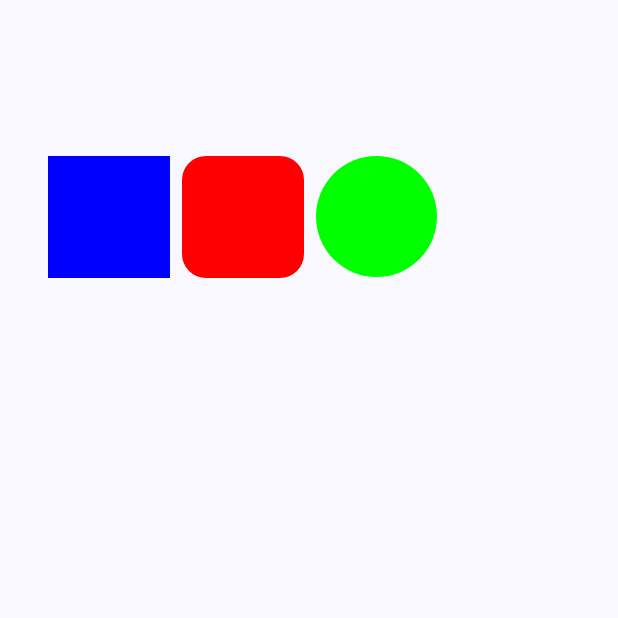
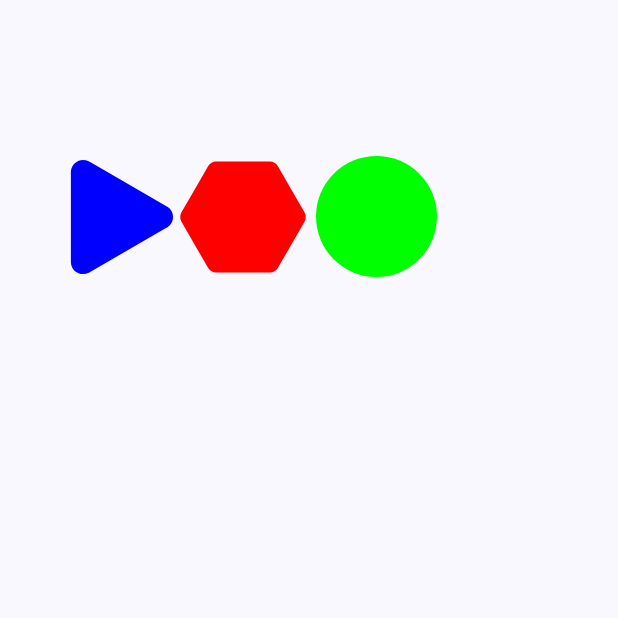
Before and after one commit to EmiSadler/DontPushMyButtons, an Android app built with Jetpack Compose: the screen it shows after launch (MainActivity), on a phone screen of 412 x 824 dp, the top half of it. Run offline under Robolectric (Android 15) with nearby library versions, the phone set to English and light mode, and no system bars.

Commit message:
Added triangles and hexagons

```diff
--- a/app/build.gradle.kts
+++ b/app/build.gradle.kts
@@ -49,6 +49,7 @@ dependencies {
     implementation(libs.androidx.ui.graphics)
     implementation(libs.androidx.ui.tooling.preview)
     implementation(libs.androidx.material3)
+    implementation(libs.androidx.graphics.shapes.android)
     testImplementation(libs.junit)
     androidTestImplementation(libs.androidx.junit)
     androidTestImplementation(libs.androidx.espresso.core)
--- a/app/src/main/java/com/example/dontpushmybuttons/MainActivity.kt
+++ b/app/src/main/java/com/example/dontpushmybuttons/MainActivity.kt
@@ -1,5 +1,6 @@
 package com.example.dontpushmybuttons
 
+import android.graphics.Path
 import android.icu.text.CaseMap.Title
 import android.os.Bundle
 import androidx.activity.ComponentActivity
@@ -9,6 +10,7 @@ import androidx.compose.foundation.layout.*
 import androidx.compose.foundation.lazy.grid.GridCells
 import androidx.compose.foundation.lazy.grid.LazyVerticalGrid
 import androidx.compose.foundation.lazy.grid.items
+import androidx.compose.foundation.shape.GenericShape
 import androidx.compose.material3.*
 import androidx.compose.runtime.Composable
 import androidx.compose.ui.Modifier
@@ -18,6 +20,14 @@ import com.example.dontpushmybuttons.ui.theme.DontPushMyButtonsTheme
 import androidx.compose.ui.graphics.Color
 import androidx.compose.ui.graphics.Shape
 import androidx.compose.foundation.shape.RoundedCornerShape
+import androidx.compose.ui.draw.drawWithCache
+import androidx.compose.ui.graphics.asComposePath
+import androidx.compose.ui.graphics.drawscope.DrawScope
+import androidx.compose.ui.graphics.drawscope.withTransform
+import androidx.core.graphics.rotationMatrix
+import androidx.graphics.shapes.CornerRounding
+import androidx.graphics.shapes.RoundedPolygon
+import androidx.graphics.shapes.toPath
 
 class MainActivity : ComponentActivity() {
     override fun onCreate(savedInstanceState: Bundle?) {
@@ -46,13 +56,18 @@ class ButtonItem(
 val button1 = ButtonItem(
     label = 1,
     color = Color.Blue,
-    shape = RoundedCornerShape(0.dp)
+    shape = GenericShape { size, _ ->
+        addPath(createSmoothTrianglePath(size.maxDimension))
+    }
+
 )
 
 val button2 = ButtonItem(
     label = 2,
     color = Color.Red,
-    shape = RoundedCornerShape(16.dp)
+    shape = GenericShape { size, _ ->
+        addPath(createSmoothHexagonPath(size.minDimension))
+    }
 )
 
 val button3 = ButtonItem(
@@ -119,3 +134,27 @@ fun PreviewFixedGrid() {
         FixedGrid()
     }
 }
+
+
+fun createSmoothHexagonPath(size: Float): androidx.compose.ui.graphics.Path {
+    val roundedPolygon = RoundedPolygon(
+        numVertices = 6,
+        radius = size / 1.9f,
+        centerX = size / 2,
+        centerY = size / 2,
+        rounding = CornerRounding(size / 13f, smoothing = 0.1f)
+    )
+    return roundedPolygon.toPath().asComposePath()
+}
+
+fun createSmoothTrianglePath(size: Float): androidx.compose.ui.graphics.Path {
+    val roundedTriangle = RoundedPolygon(
+        numVertices = 3,
+        radius = size / 1.6f,
+        centerX = size / 2,
+        centerY = size / 2,
+        rounding = CornerRounding(size / 10f, smoothing = 0.1f)
+    )
+
+    return roundedTriangle.toPath().asComposePath()
+}
--- a/gradle/libs.versions.toml
+++ b/gradle/libs.versions.toml
@@ -8,6 +8,7 @@ espressoCore = "3.6.1"
 lifecycleRuntimeKtx = "2.8.7"
 activityCompose = "1.10.1"
 composeBom = "2024.09.00"
+graphicsShapesAndroid = "1.0.1"
 
 [libraries]
 androidx-core-ktx = { group = "androidx.core", name = "core-ktx", version.ref = "coreKtx" }
@@ -24,6 +25,7 @@ androidx-ui-tooling-preview = { group = "androidx.compose.ui", name = "ui-toolin
 androidx-ui-test-manifest = { group = "androidx.compose.ui", name = "ui-test-manifest" }
 androidx-ui-test-junit4 = { group = "androidx.compose.ui", name = "ui-test-junit4" }
 androidx-material3 = { group = "androidx.compose.material3", name = "material3" }
+androidx-graphics-shapes-android = { group = "androidx.graphics", name = "graphics-shapes-android", version.ref = "graphicsShapesAndroid" }
 
 [plugins]
 android-application = { id = "com.android.application", version.ref = "agp" }
```
